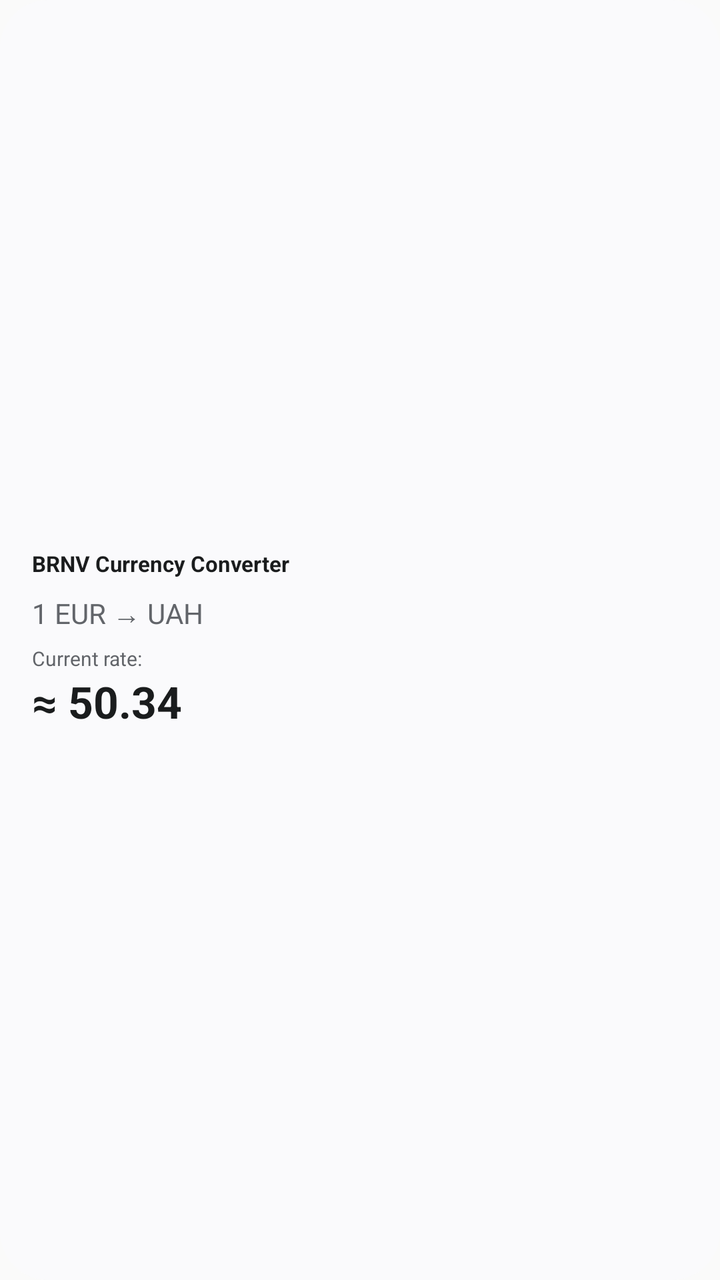
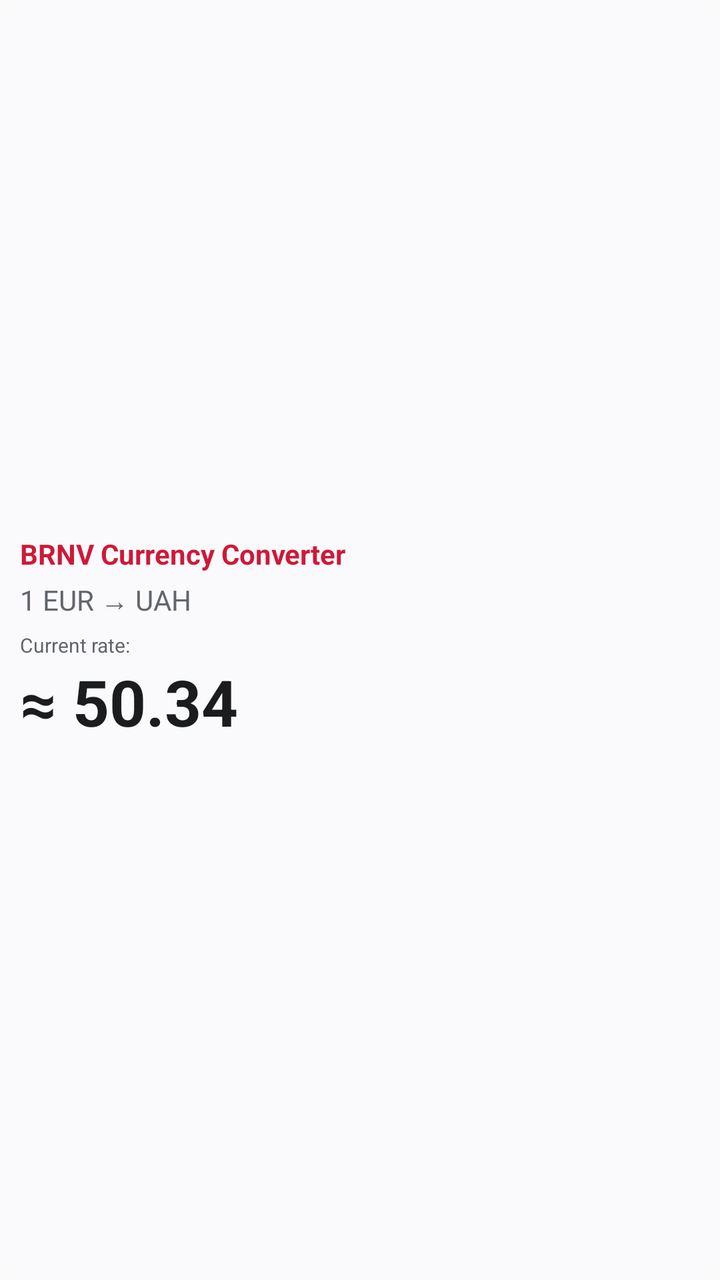

Two renders of the same Android screen: before a commit and after it. Below are the layout's source before the change and the commit's diff.
<!-- AndroidManifest.xml: application theme Theme.BRNVCurrencyConverter -->
<!-- res/layout/rate_widget_preview.xml -->
<LinearLayout xmlns:android="http://schemas.android.com/apk/res/android"
    android:layout_width="match_parent" android:layout_height="match_parent"
    android:orientation="vertical" android:gravity="center_vertical" android:padding="16dp"
    android:background="@drawable/widget_preview_background">
    <TextView android:layout_width="match_parent" android:layout_height="wrap_content"
        android:text="BRNV Currency Converter" android:textSize="11sp" android:textStyle="bold"
        android:layout_marginBottom="8dp" android:textColor="@color/widget_preview_text" />
    <TextView android:layout_width="match_parent" android:layout_height="wrap_content"
        android:text="1 EUR → UAH" android:textSize="14sp" android:textColor="@color/widget_preview_secondary" />
    <TextView android:layout_width="match_parent" android:layout_height="wrap_content"
        android:layout_marginTop="6dp" android:text="@string/widget_current_rate"
        android:textSize="10sp" android:textColor="@color/widget_preview_secondary" />
    <TextView android:layout_width="match_parent" android:layout_height="wrap_content"
        android:text="≈ 50.34" android:textStyle="bold"
        android:textSize="22sp" android:textColor="@color/widget_preview_text" />
    
</LinearLayout>
<!-- resources referenced by this layout -->
<resources>
  <color name="widget_preview_secondary">#62656A</color>
  <color name="widget_preview_text">#1A1C1D</color>
  <!-- drawable widget_preview_background (drawable) -->
  <shape xmlns:android="http://schemas.android.com/apk/res/android" android:shape="rectangle">
      <solid android:color="@color/widget_preview_background" />
      <corners android:radius="24dp" />
  </shape>
  <string name="widget_current_rate">Current rate:</string>
  <style name="Theme.BRNVCurrencyConverter" parent="Theme.AppCompat.DayNight.NoActionBar" />
  <color name="widget_preview_background">#FAFAFC</color>
</resources>

<!-- the commit's change to res/layout/rate_widget_preview.xml (unified diff, before → after) -->
@@ -1,10 +1,10 @@
 <LinearLayout xmlns:android="http://schemas.android.com/apk/res/android"
     android:layout_width="match_parent" android:layout_height="match_parent"
-    android:orientation="vertical" android:gravity="center_vertical" android:padding="16dp"
+    android:orientation="vertical" android:gravity="center_vertical" android:padding="10dp"
     android:background="@drawable/widget_preview_background">
     <TextView android:layout_width="match_parent" android:layout_height="wrap_content"
-        android:text="BRNV Currency Converter" android:textSize="11sp" android:textStyle="bold"
-        android:layout_marginBottom="8dp" android:textColor="@color/widget_preview_text" />
+        android:text="BRNV Currency Converter" android:textSize="14sp" android:textStyle="bold"
+        android:layout_marginBottom="4dp" android:textColor="#CE1938" />
     <TextView android:layout_width="match_parent" android:layout_height="wrap_content"
         android:text="1 EUR → UAH" android:textSize="14sp" android:textColor="@color/widget_preview_secondary" />
     <TextView android:layout_width="match_parent" android:layout_height="wrap_content"
@@ -12,6 +12,6 @@
         android:textSize="10sp" android:textColor="@color/widget_preview_secondary" />
     <TextView android:layout_width="match_parent" android:layout_height="wrap_content"
         android:text="≈ 50.34" android:textStyle="bold"
-        android:textSize="22sp" android:textColor="@color/widget_preview_text" />
+        android:textSize="32sp" android:textColor="@color/widget_preview_text" />
     
 </LinearLayout>
